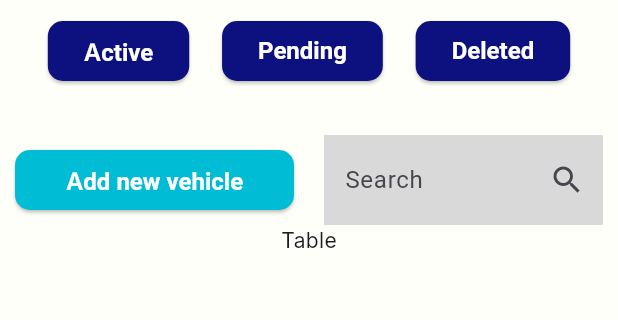
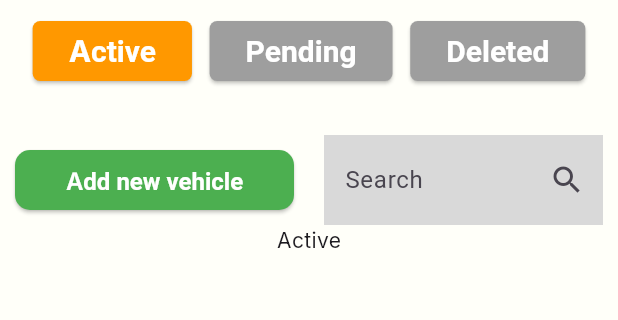
Before and after one commit to GTrack-Application/PRoute, a Flutter app: the screen it shows after launch, after a tap on "Active", on a phone screen of 412 x 824 dp, the part 84-404 px from its top. Run offline on Flutter 3.47's test engine with Material 2 defaults, Android fonts, the phone set to English and light mode, and no system bars; our stand-ins replace auto_size_text, awesome_dialog, flutter_screenutil, flutter_spinkit, google_fonts, google_maps_flutter and 5 more; missing offline and left inert: flutter_scalable_ocr, input_history_text_field, syncfusion_flutter_signaturepad.

Commit message:
manage vehicle and add new vehicle screen created

```diff
--- a/lib/Screens/manage_vehicle_screen.dart
+++ b/lib/Screens/manage_vehicle_screen.dart
@@ -14,6 +14,27 @@ class ManageVehicleScreen extends StatefulWidget {
 
 class _ManageVehicleScreenState extends State<ManageVehicleScreen> {
   var addNewVehicleController = TextEditingController();
+
+  int _selectedIndex = 0;
+
+  void _onButtonPressed(int index) {
+    setState(() {
+      _selectedIndex = index;
+    });
+  }
+
+  Widget tableActive() {
+    return Expanded(child: Text("Active"));
+  }
+
+  Widget tablePending() {
+    return Expanded(child: Text("Pending"));
+  }
+
+  Widget tableDeleted() {
+    return Expanded(child: Text("Deleted"));
+  }
+
   @override
   Widget build(BuildContext context) {
     return Scaffold(
@@ -27,9 +48,30 @@ class _ManageVehicleScreenState extends State<ManageVehicleScreen> {
               Row(
                 mainAxisAlignment: MainAxisAlignment.spaceEvenly,
                 children: [
-                  PrimaryButtonWidget(text: "Active", onPressed: () {}),
-                  PrimaryButtonWidget(text: "Pending", onPressed: () {}),
-                  PrimaryButtonWidget(text: "Deleted", onPressed: () {}),
+                  ElevatedButton(
+                    style: ElevatedButton.styleFrom(
+                      backgroundColor:
+                          _selectedIndex == 0 ? Colors.orange : Colors.grey,
+                    ),
+                    onPressed: () => _onButtonPressed(0),
+                    child: const Text('Active'),
+                  ),
+                  ElevatedButton(
+                    style: ElevatedButton.styleFrom(
+                      backgroundColor:
+                          _selectedIndex == 1 ? Colors.orange : Colors.grey,
+                    ),
+                    onPressed: () => _onButtonPressed(1),
+                    child: const Text('Pending'),
+                  ),
+                  ElevatedButton(
+                    style: ElevatedButton.styleFrom(
+                      backgroundColor:
+                          _selectedIndex == 2 ? Colors.orange : Colors.grey,
+                    ),
+                    onPressed: () => _onButtonPressed(2),
+                    child: const Text('Deleted'),
+                  ),
                 ],
               ),
               32.height,
@@ -44,7 +86,7 @@ class _ManageVehicleScreenState extends State<ManageVehicleScreen> {
                           screen: const AddNewVehicleScreen(),
                         );
                       },
-                      backgroungColor: Colors.cyan,
+                      backgroungColor: Colors.green,
                     ),
                   ),
                   20.width,
@@ -58,7 +100,7 @@ class _ManageVehicleScreenState extends State<ManageVehicleScreen> {
                   ),
                 ],
               ),
-              const Expanded(child: Text("Table")),
+              [tableActive(), tablePending(), tableDeleted()][_selectedIndex],
             ],
           ),
         ));
```
